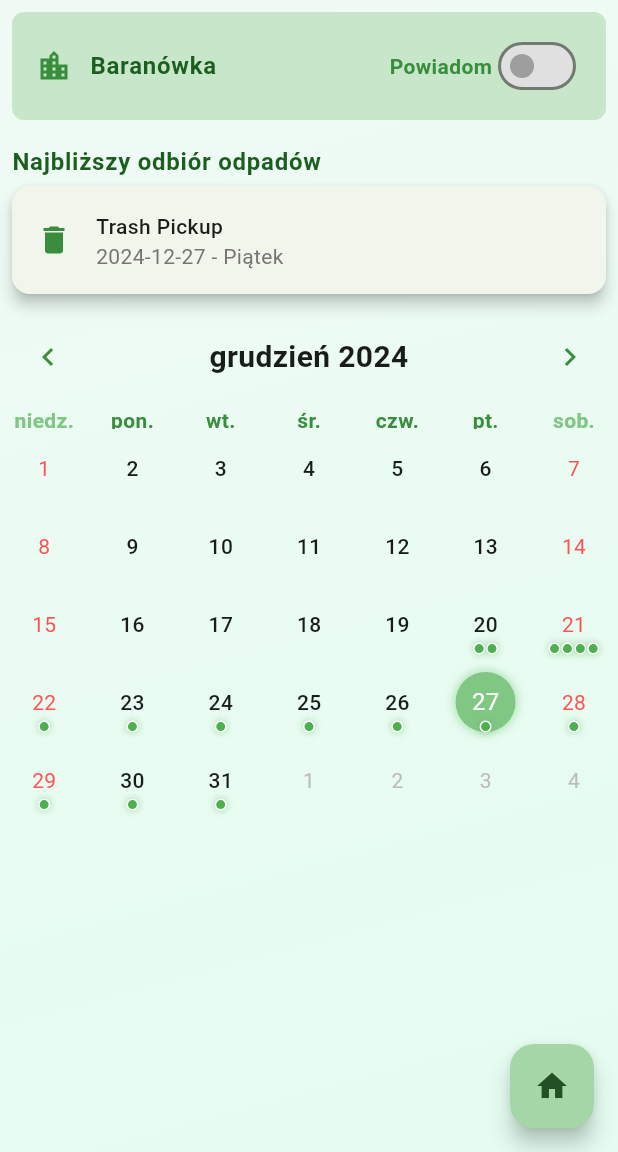
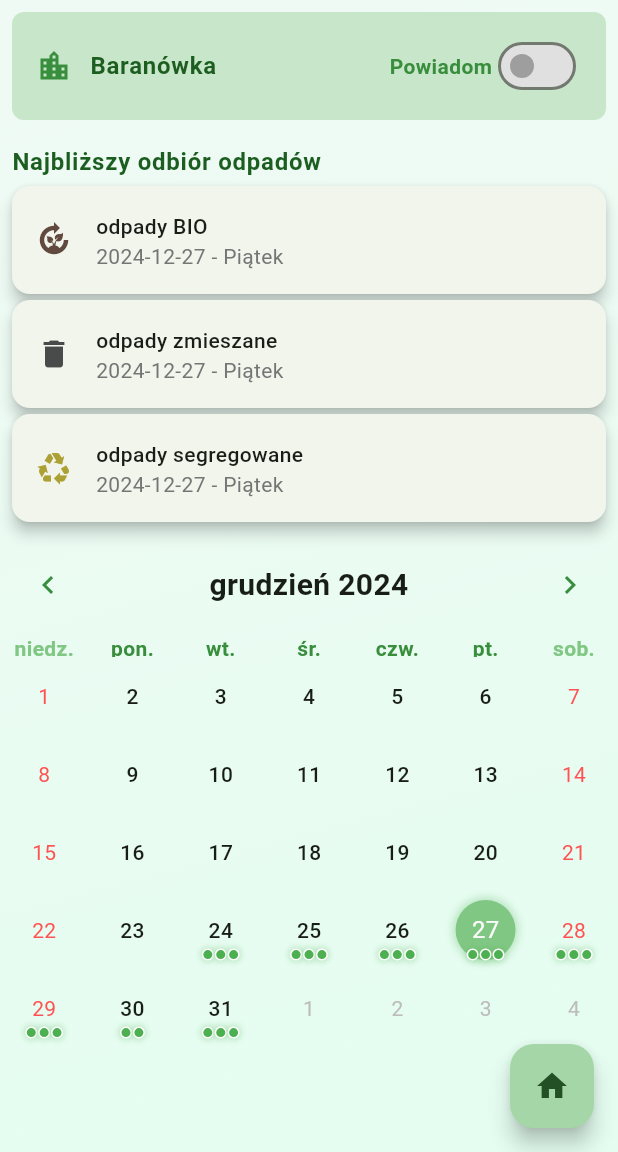
Before and after one commit to brxie/BinDay, a Flutter app: the screen it shows after launch, after a tap on "Baranówka", on a phone screen of 412 x 824 dp, the part 84-1236 px from its top. Run offline on Flutter 3.47's test engine with Material 3 defaults, Android fonts, the phone set to English and light mode, and no system bars; drawn by our look-alikes of table_calendar; our stand-ins replace flutter_local_notifications, permission_handler, shared_preferences, timezone; missing offline and left inert: dart:ffi, flutter_background_service.

Commit message:
Refactor events

```diff
--- a/lib/background_service.dart
+++ b/lib/background_service.dart
@@ -1,5 +1,4 @@
 import 'dart:io';
-import 'dart:math';
 
 import 'package:flutter/material.dart';
 import 'package:flutter_background_service/flutter_background_service.dart';
--- a/lib/data/events.dart
+++ b/lib/data/events.dart
@@ -1,28 +1,66 @@
+List<String> getCities() {
+  return [
+    'Baranówka',
+    'Czulice',
+    'Dojazdów',
+    'Głęboka',
+    'Goszcza',
+    'Goszyce',
+    'Karniów',
+    'Kocmyrzów',
+    'Krzysztoforzyce',
+    'Łosokowice',
+    'Luborzyca',
+    'Łuczyce (część I Krakowska)',
+    'Łuczyce (część II Prądnik)',
+    'Maciejowice',
+    'Marszowice',
+    'Pietrzejowice',
+    'Prusy',
+    'Rawałowice',
+    'Sadowie',
+    'Skrzeszowice',
+    'Sulechów',
+    'Wiktorowice',
+    'Wilków',
+    'Wola Luborzycka',
+    'Wysiołek Luborzycki',
+    'Zastów'
+  ];
+}
+
 List<Map<String, String>> getEventsForCity(String city) {
   // Example events data
   return [
-    {'date': '2024-12-20', 'name': 'Trash Pickup'},
-    {'date': '2024-12-20', 'name': 'Some other event'},
-    {'date': '2024-12-21', 'name': 'Trash Pickup'},
-    {'date': '2024-12-21', 'name': 'Some other event'},
-    {'date': '2024-12-21', 'name': 'Some yet another event'},
-    {'date': '2024-12-21', 'name': 'Recycling Collection'},
-    {'date': '2024-12-22', 'name': 'Trash Pickup'},
-    {'date': '2024-12-23', 'name': 'Trash Pickup'},
-    {'date': '2024-12-24', 'name': 'Trash Pickup'},
-    {'date': '2024-12-25', 'name': 'Trash Pickup'},
-    {'date': '2024-12-26', 'name': 'Trash Pickup'},
-    {'date': '2024-12-27', 'name': 'Trash Pickup'},
-    {'date': '2024-12-28', 'name': 'Trash Pickup'},
-    {'date': '2024-12-29', 'name': 'Trash Pickup'},
-    {'date': '2024-12-30', 'name': 'Trash Pickup'},
-    {'date': '2024-12-31', 'name': 'Trash Pickup'},
-    // Add more events as needed
+    {"date": "2024-12-24", "name": "odpady BIO"},
+    {"date": "2024-12-24", "name": "odpady zmieszane"},
+    {"date": "2024-12-24", "name": "odpady segregowane"},
+    {"date": "2024-12-25", "name": "odpady BIO"},
+    {"date": "2024-12-25", "name": "odpady zmieszane"},
+    {"date": "2024-12-25", "name": "odpady segregowane"},
+    {"date": "2024-12-26", "name": "odpady BIO"},
+    {"date": "2024-12-26", "name": "odpady zmieszane"},
+    {"date": "2024-12-26", "name": "odpady segregowane"},
+    {"date": "2024-12-27", "name": "odpady BIO"},
+    {"date": "2024-12-27", "name": "odpady zmieszane"},
+    {"date": "2024-12-27", "name": "odpady segregowane"},
+    {"date": "2024-12-28", "name": "odpady BIO"},
+    {"date": "2024-12-28", "name": "odpady zmieszane"},
+    {"date": "2024-12-28", "name": "odpady segregowane"},
+    {"date": "2024-12-29", "name": "odpady BIO"},
+    {"date": "2024-12-29", "name": "odpady zmieszane"},
+    {"date": "2024-12-29", "name": "odpady segregowane"},
+    {"date": "2024-12-30", "name": "odpady zmieszane"},
+    {"date": "2024-12-30", "name": "odpady segregowane"},
+    {"date": "2024-12-31", "name": "odpady BIO"},
+    {"date": "2024-12-31", "name": "odpady zmieszane"},
+    {"date": "2024-12-31", "name": "odpady segregowanee"}
   ];
 }
 
 List<Map<String, String>> getNearestEventsForCity(String city) {
-  final now = DateTime(DateTime.now().year, DateTime.now().month, DateTime.now().day);
+  final now =
+      DateTime(DateTime.now().year, DateTime.now().month, DateTime.now().day);
   final events = getEventsForCity(city);
 
   // Find the nearest date
--- a/lib/pages/city_selection_page.dart
+++ b/lib/pages/city_selection_page.dart
@@ -1,5 +1,6 @@
 import 'package:flutter/material.dart';
 import 'package:shared_preferences/shared_preferences.dart';
+import 'package:wystaw_smieci/data/events.dart';
 import 'package:wystaw_smieci/utils/language.dart';
 import 'schedule_page.dart';
 import '../utils/constants.dart';
@@ -14,35 +15,6 @@ class CitySelectionPage extends StatefulWidget {
 }
 
 class _CitySelectionPageState extends State<CitySelectionPage> {
-  final List<String> _cities = [
-    'Baranówka',
-    'Czulice',
-    'Dojazdów',
-    'Głęboka',
-    'Goszcza',
-    'Goszyce',
-    'Karniów',
-    'Kocmyrzów',
-    'Krzysztoforzyce',
-    'Łosokowice',
-    'Luborzyca',
-    'Łuczyce (część I Krakowska)',
-    'Łuczyce (część II Prądnik)',
-    'Maciejowice',
-    'Marszowice',
-    'Pietrzejowice',
-    'Prusy',
-    'Rawałowice',
-    'Sadowie',
-    'Skrzeszowice',
-    'Sulechów',
-    'Wiktorowice',
-    'Wilków',
-    'Wola Luborzycka',
-    'Wysiołek Luborzycki',
-    'Zastów'
-  ];
-
   @override
   void didChangeDependencies() {
     super.didChangeDependencies();
@@ -103,13 +75,13 @@ class _CitySelectionPageState extends State<CitySelectionPage> {
             ),
             Expanded(
               child: ListView.separated(
-                itemCount: _cities.length,
+                itemCount: getCities().length,
                 separatorBuilder: (context, index) => Divider(
                   color: Colors.green[200],
                   thickness: 1,
                 ),
                 itemBuilder: (context, index) {
-                  final city = _cities[index];
+                  final city = getCities()[index];
                   return Card(
                     margin:
                         const EdgeInsets.symmetric(horizontal: 16, vertical: 0),
--- a/lib/pages/schedule_page.dart
+++ b/lib/pages/schedule_page.dart
@@ -167,12 +167,7 @@ class SchedulePageState extends State<SchedulePage> {
               elevation: 4,
               margin: const EdgeInsets.symmetric(vertical: 2.0),
               child: ListTile(
-                leading: Icon(
-                  event['name']?.contains('Recycling') ?? false
-                      ? Icons.recycling
-                      : Icons.delete,
-                  color: Colors.green[700],
-                ),
+                leading: _getEventIcon(event),
                 title: Text(
                   event['name'] ?? '',
                   style: Theme.of(context).textTheme.bodyMedium?.copyWith(
@@ -191,6 +186,26 @@ class SchedulePageState extends State<SchedulePage> {
         ],
       ),
     );
+  }
+
+  Icon _getEventIcon(Map<String, String> event) {
+    final name = event['name']?.toLowerCase();
+    final (icon, color) = switch (name) {
+      final n when n?.contains('zmieszane') ?? false => (
+          Icons.delete,
+          const Color.fromARGB(255, 73, 75, 75)
+        ),
+      final n when n?.contains('bio') ?? false => (
+          Icons.compost,
+          const Color.fromARGB(255, 98, 73, 64)
+        ),
+      final n when n?.contains('segregowane') ?? false => (
+          Icons.recycling,
+          const Color.fromARGB(255, 173, 161, 54)
+        ),
+      _ => (Icons.delete, Colors.green[700]),
+    };
+    return Icon(icon, color: color);
   }
 
   Widget _buildSelectedDateText(Iterable<Map<String, String>> eventsToday) {
```
